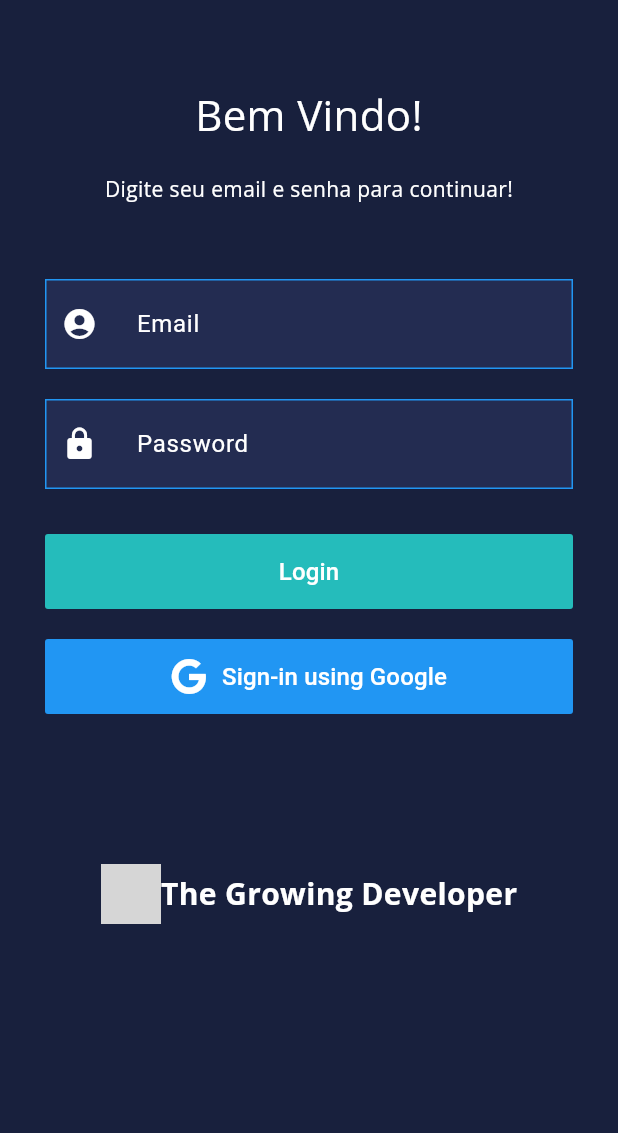
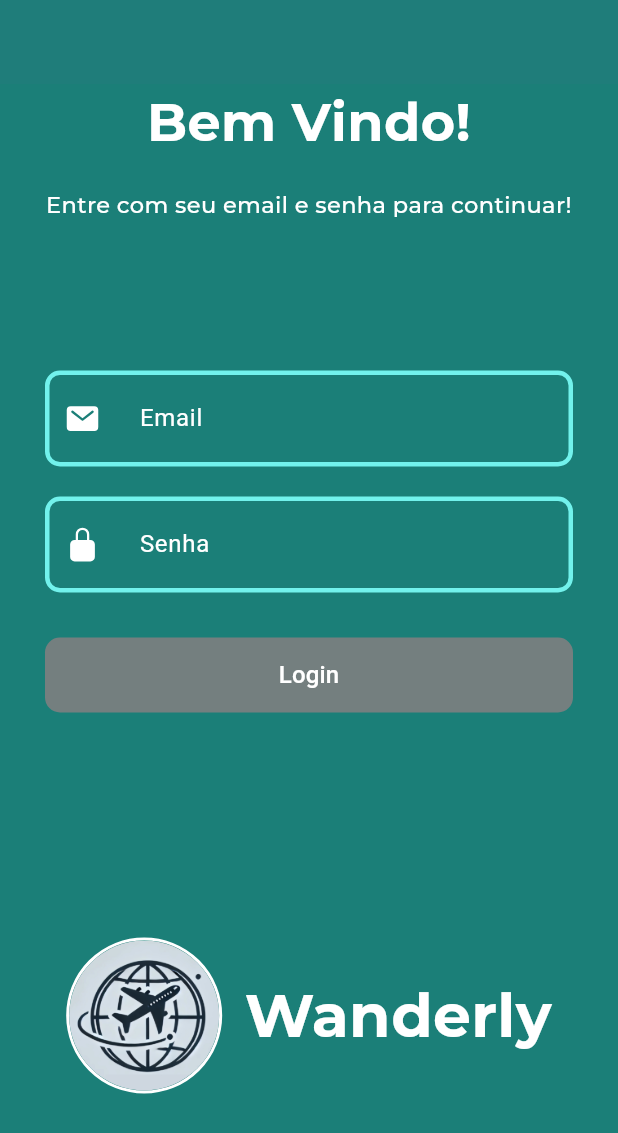
Before and after one commit to gui-bvr/projeto_de_portifolio-Wanderly, a Flutter app: the screen it shows after launch, on a phone screen of 412 x 824 dp. Shown: the top 1133 px of the screen. Run offline on Flutter 3.47's test engine with Material 3 defaults, Android fonts, the phone set to English and light mode, and no system bars; our stand-ins replace get, ionicons; grey boxes are pictures that could not be loaded.

Commit message:
Adição da pagina de Login

```diff
--- a/lib/modules/login_screen/login_screen.dart
+++ b/lib/modules/login_screen/login_screen.dart
@@ -1,7 +1,7 @@
 import 'package:flutter/material.dart';
+import 'package:ionicons/ionicons.dart';
 import 'package:get/get.dart';
-import 'package:google_fonts/google_fonts.dart';
-import 'package:font_awesome_flutter/font_awesome_flutter.dart';
+import 'package:wanderly/utils/colors.dart';
 
 class LoginController extends GetxController {
   var isLoading = false.obs;
@@ -10,30 +10,28 @@ class LoginController extends GetxController {
 
   void login() {
     isLoading.value = true;
-    Future.delayed(Duration(seconds: 2), () {
-      isLoading.value = false;
-      Get.snackbar("Success", "Login successful",
-          snackPosition: SnackPosition.BOTTOM);
-    });
+    Future.delayed(
+      Duration(seconds: 2),
+      () {
+        isLoading.value = false;
+        Get.snackbar("Success", "Login successful",
+            snackPosition: SnackPosition.BOTTOM);
+      },
+    );
   }
 }
 
 class LoginScreen extends StatelessWidget {
   final LoginController controller = Get.put(LoginController());
-  final Color primaryColor = Color(0xff18203d);
-  final Color secondaryColor = Color(0xff232c51);
-  final Color logoGreen = Color(0xff25bcbb);
-
-  LoginScreen({super.key});
 
   @override
   Widget build(BuildContext context) {
     return Scaffold(
       appBar: AppBar(
         backgroundColor: Colors.transparent,
-        elevation: 0,
+        elevation: 1,
       ),
-      backgroundColor: primaryColor,
+      backgroundColor: secondaryColor,
       body: Padding(
         padding: EdgeInsets.symmetric(horizontal: 30),
         child: SingleChildScrollView(
@@ -44,57 +42,59 @@ class LoginScreen extends StatelessWidget {
               Text(
                 'Bem Vindo!',
                 textAlign: TextAlign.center,
-                style: GoogleFonts.openSans(color: Colors.white, fontSize: 28),
+                style: TextStyle(
+                  fontFamily: 'Montserrat',
+                  color: Colors.white,
+                  fontSize: 35,
+                  fontWeight: FontWeight.w800,
+                ),
               ),
               SizedBox(height: 20),
               Text(
-                'Digite seu email e senha para continuar!',
+                'Entre com seu email e senha para continuar!',
                 textAlign: TextAlign.center,
-                style: GoogleFonts.openSans(color: Colors.white, fontSize: 14),
+                style: TextStyle(
+                    fontFamily: 'Montserrat',
+                    color: Colors.white,
+                    fontWeight: FontWeight.w500,
+                    fontSize: 15),
               ),
-              SizedBox(height: 50),
+              SizedBox(height: 100),
               _buildTextField(
-                  controller.emailController, Icons.account_circle, 'Email'),
+                  controller.emailController, Ionicons.mail, 'Email'),
               SizedBox(height: 20),
               _buildTextField(
-                  controller.passwordController, Icons.lock, 'Password',
+                  controller.passwordController, Ionicons.lock_closed, 'Senha',
                   isObscure: true),
               SizedBox(height: 30),
-              Obx(() => MaterialButton(
-                    elevation: 0,
-                    minWidth: double.maxFinite,
-                    height: 50,
+              Obx(
+                () => Container(
+                  width: double.infinity,
+                  height: 50,
+                  decoration: BoxDecoration(
+                    color: quinaryColor,
+                    borderRadius: BorderRadius.circular(10),
+                  ),
+                  child: MaterialButton(
                     onPressed:
                         controller.isLoading.value ? null : controller.login,
-                    color: logoGreen,
+                    shape: RoundedRectangleBorder(
+                      borderRadius: BorderRadius.circular(10),
+                    ),
                     child: controller.isLoading.value
                         ? CircularProgressIndicator(color: Colors.white)
-                        : Text('Login',
-                            style:
-                                TextStyle(color: Colors.white, fontSize: 16)),
-                    textColor: Colors.white,
-                  )),
-              SizedBox(height: 20),
-              MaterialButton(
-                elevation: 0,
-                minWidth: double.maxFinite,
-                height: 50,
-                onPressed: () {},
-                color: Colors.blue,
-                child: Row(
-                  mainAxisAlignment: MainAxisAlignment.center,
-                  children: <Widget>[
-                    Icon(FontAwesomeIcons.google, color: Colors.white),
-                    SizedBox(width: 10),
-                    Text('Sign-in using Google',
-                        style: TextStyle(color: Colors.white, fontSize: 16)),
-                  ],
+                        : Text(
+                            'Login',
+                            style: TextStyle(color: Colors.white, fontSize: 16),
+                          ),
+                  ),
                 ),
-                textColor: Colors.white,
               ),
-              SizedBox(height: 100),
+              SizedBox(height: 150),
               Align(
-                  alignment: Alignment.bottomCenter, child: _buildFooterLogo()),
+                alignment: Alignment.bottomCenter,
+                child: _buildFooterLogo(),
+              ),
             ],
           ),
         ),
@@ -106,12 +106,31 @@ class LoginScreen extends StatelessWidget {
     return Row(
       mainAxisAlignment: MainAxisAlignment.center,
       children: <Widget>[
-        Image.asset('assets/tgd_white.png', height: 40),
+        Container(
+          margin: const EdgeInsets.only(right: 15),
+          decoration: BoxDecoration(
+            shape: BoxShape.circle,
+            border: Border.all(color: Colors.white, width: 2),
+          ),
+          child: ClipRRect(
+            borderRadius: BorderRadius.circular(50),
+            child: Image.asset(
+              'assets/logo/logo.jpg',
+              height: 100,
+              width: 100,
+              fit: BoxFit.cover,
+            ),
+          ),
+        ),
         Text(
-          'The Growing Developer',
+          'Wanderly',
           textAlign: TextAlign.center,
-          style: GoogleFonts.openSans(
-              color: Colors.white, fontSize: 20, fontWeight: FontWeight.bold),
+          style: TextStyle(
+            fontFamily: 'Montserrat',
+            color: Colors.white,
+            fontSize: 40,
+            fontWeight: FontWeight.w800,
+          ),
         ),
       ],
     );
@@ -123,7 +142,13 @@ class LoginScreen extends StatelessWidget {
     return Container(
       padding: EdgeInsets.symmetric(horizontal: 10, vertical: 5),
       decoration: BoxDecoration(
-          color: secondaryColor, border: Border.all(color: Colors.blue)),
+        color: secondaryColor,
+        border: Border.all(
+          color: quaternaryColor,
+          width: 3,
+        ),
+        borderRadius: BorderRadius.circular(10),
+      ),
       child: TextField(
         controller: controller,
         obscureText: isObscure,
--- /dev/null
+++ b/lib/utils/colors.dart
@@ -0,0 +1,7 @@
+import 'package:flutter/material.dart';
+
+Color primaryColor = Color.fromARGB(255, 255, 72, 87);
+Color secondaryColor = Color.fromARGB(255, 27, 127, 120);
+Color tertiaryColor = Color.fromARGB(255, 0, 204, 190);
+Color quaternaryColor = Color.fromARGB(255, 114, 242, 236);
+Color quinaryColor = Color.fromARGB(255, 116, 127, 127);
--- a/pubspec.yaml
+++ b/pubspec.yaml
@@ -31,13 +31,11 @@ dependencies:
   flutter:
     sdk: flutter
 
-  # The following adds the Cupertino Icons font to your application.
-  # Use with the CupertinoIcons class for iOS style icons.
   cupertino_icons: ^1.0.8
   get: ^4.6.6
   google_fonts: ^6.2.1
   font_awesome_flutter: ^10.8.0
-
+  ionicons: ^0.2.2
 
 
 dev_dependencies:
@@ -64,7 +62,7 @@ flutter:
 
   # To add assets to your application, add an assets section, like this:
   assets:
-    - assets/splash1.jpg
+    - assets/logo/logo.jpg
   #   - images/a_dot_ham.jpeg
 
   # An image asset can refer to one or more resolution-specific "variants", see
```
Also changed, not shown: assets/logo/logo.jpg (added), assets/splash1.jpg (deleted), lib/login/login_screen.dart (deleted), pubspec.lock.
